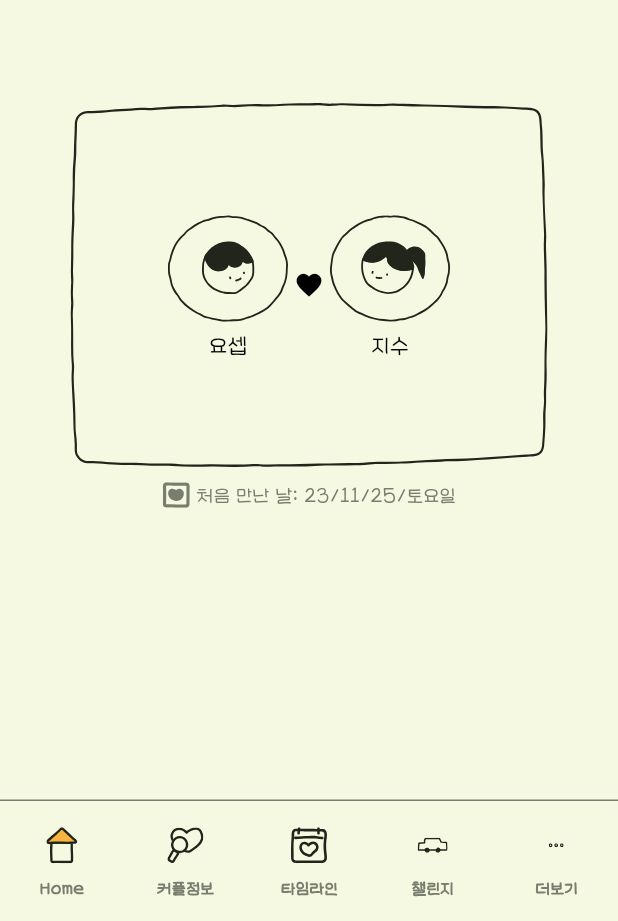
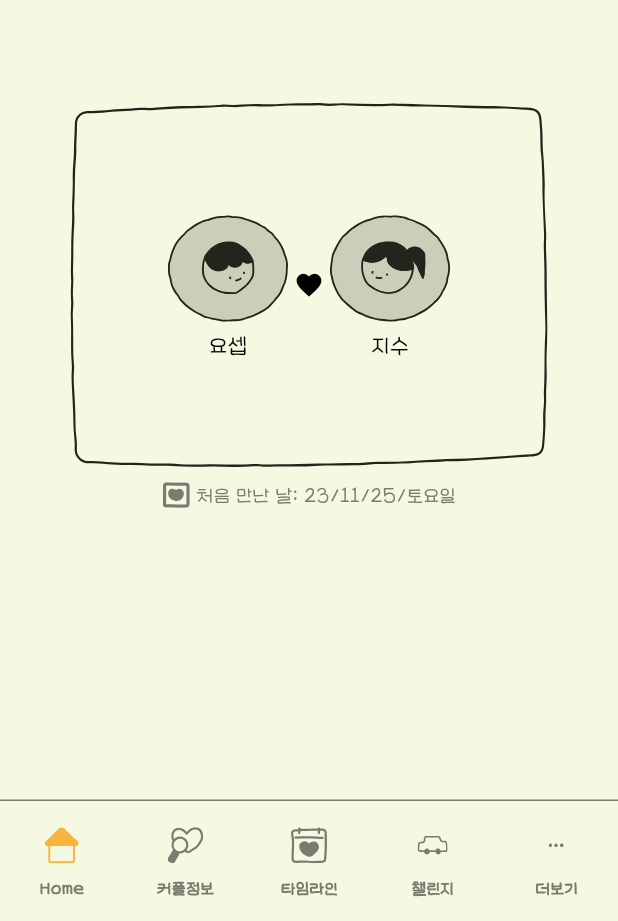
Before and after one commit to coupleBook/couple-book-app, a Flutter app: the screen it shows after launch, on a phone screen of 412 x 824 dp, the part 315-1236 px from its top. Run offline on Flutter 3.47's test engine with Material 3 defaults, Android fonts, the light colour scheme and no system bars; our stand-ins replace flutter_riverpod, flutter_svg, go_router.

Commit message:
변경 아이콘 및 폰트 적용

```diff
--- a/lib/pages/home/page.dart
+++ b/lib/pages/home/page.dart
@@ -77,28 +77,28 @@ class _HomePageState extends State<HomePage> {
               onDestinationSelected: _onItemTapped,
               destinations: [
                 NavigationDestination(
-                  selectedIcon: Assets.icons.homeIcon_a.svg(width: 24, height: 24),
-                  icon: Assets.icons.homeIcon_n.svg(width: 24, height: 24),
+                  selectedIcon: Assets.icons.homeIcon_on.svg(width: 24, height: 24),
+                  icon: Assets.icons.homeIcon_off.svg(width: 24, height: 24),
                   label: l10n.home,
                 ),
                 NavigationDestination(
-                  selectedIcon: Assets.icons.coupleInfo_n.svg(width: 24, height: 24),
-                  icon: Assets.icons.coupleInfo_n.svg(width: 24, height: 24),
+                  selectedIcon: Assets.icons.coupleInfo_on.svg(width: 24, height: 24),
+                  icon: Assets.icons.coupleInfo_off.svg(width: 24, height: 24),
                   label: l10n.couple_info,
                 ),
                 NavigationDestination(
-                  selectedIcon: Assets.icons.timelineIcon_n.svg(width: 24, height: 24),
-                  icon: Assets.icons.timelineIcon_n.svg(width: 24, height: 24),
+                  selectedIcon: Assets.icons.timelineIcon_on.svg(width: 24, height: 24),
+                  icon: Assets.icons.timelineIcon_off.svg(width: 24, height: 24),
                   label: l10n.timeline,
                 ),
                 NavigationDestination(
-                  selectedIcon: Assets.icons.challengeIcon_n.svg(width: 20, height: 20),
-                  icon: Assets.icons.challengeIcon_n.svg(width: 20, height: 20),
+                  selectedIcon: Assets.icons.challengeIcon_on.svg(width: 20, height: 20),
+                  icon: Assets.icons.challengeIcon_off.svg(width: 20, height: 20),
                   label: l10n.challenge,
                 ),
                 NavigationDestination(
-                  selectedIcon: Assets.icons.moreIcon_n.svg(width: 10, height: 10),
-                  icon: Assets.icons.moreIcon_n.svg(width: 10, height: 10),
+                  selectedIcon: Assets.icons.moreIcon_on.svg(width: 10, height: 10),
+                  icon: Assets.icons.moreIcon_off.svg(width: 10, height: 10),
                   label: l10n.more,
                 ),
               ],
```
Also changed, not shown: lib/gen/assets.gen.dart (+21 -14 lines), pubspec.yaml (+17 -0 lines), assets/contents/profile_female.svg, assets/contents/profile_male.svg, assets/icons/challenge_n.svg (deleted), assets/icons/challenge_off.svg (added), assets/icons/challenge_on.svg (added), assets/icons/couple_info_n.svg (deleted), assets/icons/couple_info_off.svg (added), assets/icons/couple_info_on.svg (added), assets/icons/home_a.svg (deleted), assets/icons/home_n.svg (deleted), assets/icons/home_off.svg (added), assets/icons/home_on.svg (added), 5 more files, 2 other files.
